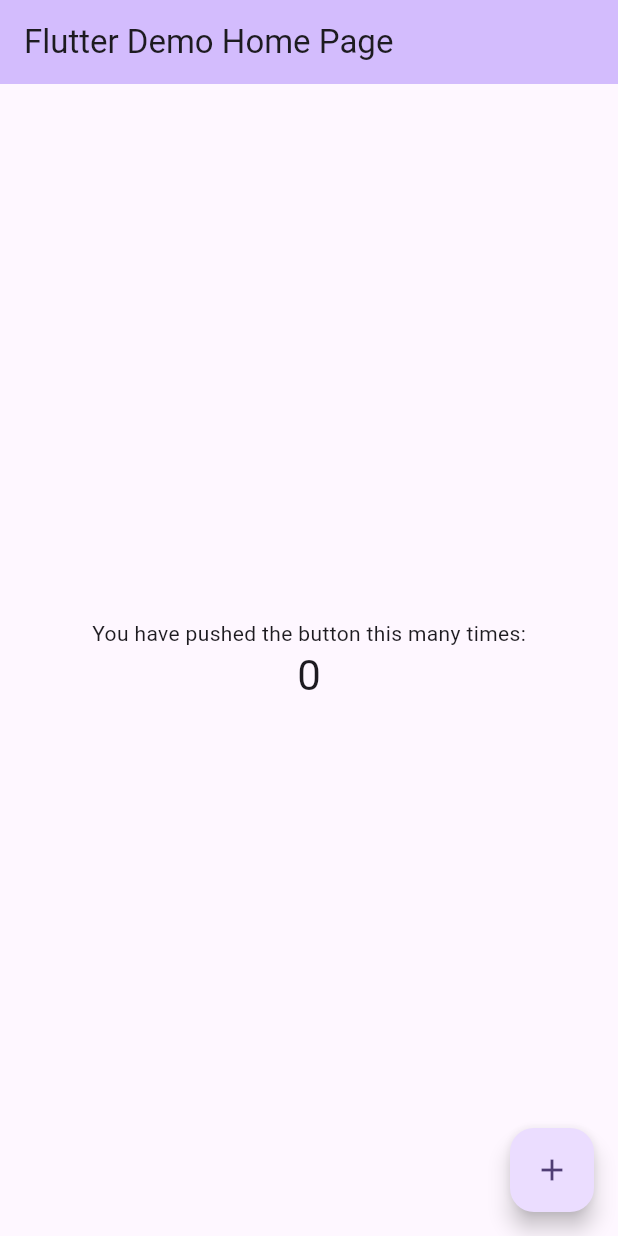
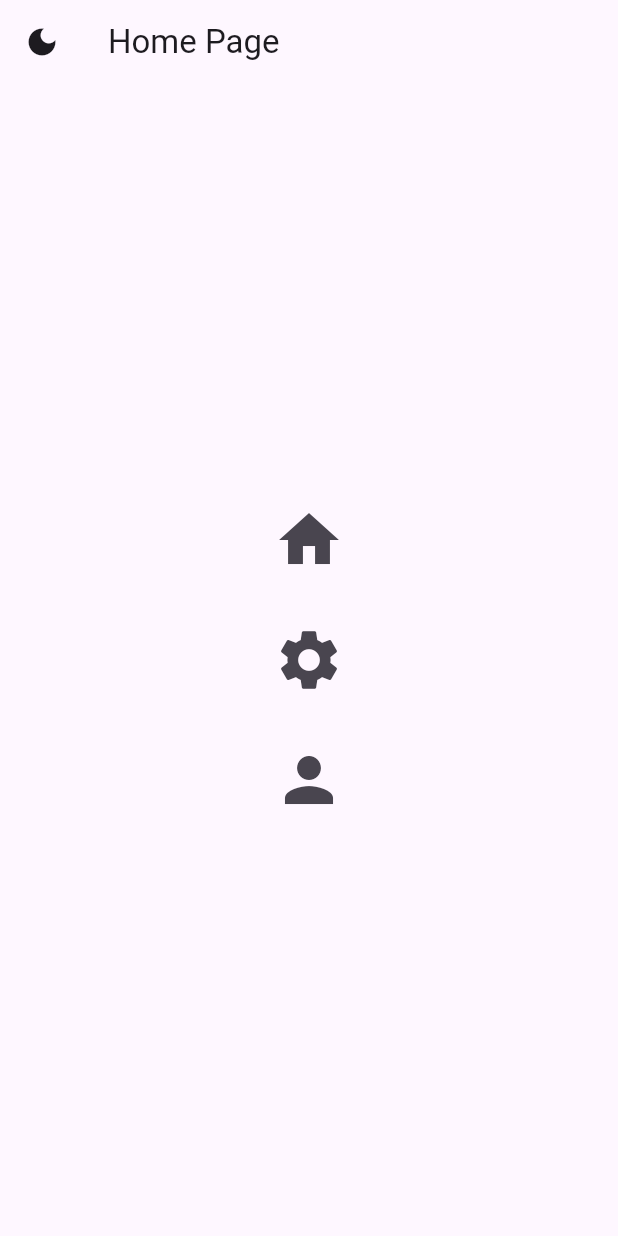
Before and after one commit to Raju1622/Portfolio-App, a Flutter app: the screen it shows after launch, on a phone screen of 412 x 824 dp. Run offline on Flutter 3.47's test engine with Material 3 defaults, Android fonts, the phone set to English and light mode, and no system bars.

Commit message:
make a home pahe

```diff
--- /dev/null
+++ b/portfolio_app/lib/home_page.dart
@@ -0,0 +1,42 @@
+import 'package:flutter/material.dart';
+
+class HomePage extends StatelessWidget {
+  final bool isDarkMode;
+  final VoidCallback onToggleTheme;
+
+  const HomePage({super.key, required this.isDarkMode, required this.onToggleTheme});
+
+  @override
+  Widget build(BuildContext context) {
+    return Scaffold(
+      appBar: AppBar(
+        leading: IconButton(
+          icon: Icon(isDarkMode ? Icons.light_mode : Icons.dark_mode),
+          onPressed: onToggleTheme,
+        ),
+        title: const Text('Home Page'),
+      ),
+      body: Center(
+        child: Column(
+          mainAxisAlignment: MainAxisAlignment.center,
+          children: [
+            IconButton(
+              onPressed: () {},
+              icon: const Icon(Icons.home, size: 48),
+            ),
+            const SizedBox(height: 16),
+            IconButton(
+              onPressed: () {},
+              icon: const Icon(Icons.settings, size: 48),
+            ),
+            const SizedBox(height: 16),
+            IconButton(
+              onPressed: () {},
+              icon: const Icon(Icons.person, size: 48),
+            ),
+          ],
+        ),
+      ),
+    );
+  }
+}
--- a/portfolio_app/lib/main.dart
+++ b/portfolio_app/lib/main.dart
@@ -1,122 +1,36 @@
 import 'package:flutter/material.dart';
+import 'home_page.dart';
 
 void main() {
   runApp(const MyApp());
 }
 
-class MyApp extends StatelessWidget {
+class MyApp extends StatefulWidget {
   const MyApp({super.key});
 
-  // This widget is the root of your application.
   @override
-  Widget build(BuildContext context) {
-    return MaterialApp(
-      title: 'Flutter Demo',
-      theme: ThemeData(
-        // This is the theme of your application.
-        //
-        // TRY THIS: Try running your application with "flutter run". You'll see
-        // the application has a purple toolbar. Then, without quitting the app,
-        // try changing the seedColor in the colorScheme below to Colors.green
-        // and then invoke "hot reload" (save your changes or press the "hot
-        // reload" button in a Flutter-supported IDE, or press "r" if you used
-        // the command line to start the app).
-        //
-        // Notice that the counter didn't reset back to zero; the application
-        // state is not lost during the reload. To reset the state, use hot
-        // restart instead.
-        //
-        // This works for code too, not just values: Most code changes can be
-        // tested with just a hot reload.
-        colorScheme: ColorScheme.fromSeed(seedColor: Colors.deepPurple),
-      ),
-      home: const MyHomePage(title: 'Flutter Demo Home Page'),
-    );
-  }
+  State<MyApp> createState() => _MyAppState();
 }
 
-class MyHomePage extends StatefulWidget {
-  const MyHomePage({super.key, required this.title});
+class _MyAppState extends State<MyApp> {
+  bool isDarkMode = false;
 
-  // This widget is the home page of your application. It is stateful, meaning
-  // that it has a State object (defined below) that contains fields that affect
-  // how it looks.
-
-  // This class is the configuration for the state. It holds the values (in this
-  // case the title) provided by the parent (in this case the App widget) and
-  // used by the build method of the State. Fields in a Widget subclass are
-  // always marked "final".
-
-  final String title;
-
-  @override
-  State<MyHomePage> createState() => _MyHomePageState();
-}
-
-class _MyHomePageState extends State<MyHomePage> {
-  int _counter = 0;
-
-  void _incrementCounter() {
+  void toggleTheme() {
     setState(() {
-      // This call to setState tells the Flutter framework that something has
-      // changed in this State, which causes it to rerun the build method below
-      // so that the display can reflect the updated values. If we changed
-      // _counter without calling setState(), then the build method would not be
-      // called again, and so nothing would appear to happen.
-      _counter++;
+      isDarkMode = !isDarkMode;
     });
   }
 
   @override
   Widget build(BuildContext context) {
-    // This method is rerun every time setState is called, for instance as done
-    // by the _incrementCounter method above.
-    //
-    // The Flutter framework has been optimized to make rerunning build methods
-    // fast, so that you can just rebuild anything that needs updating rather
-    // than having to individually change instances of widgets.
-    return Scaffold(
-      appBar: AppBar(
-        // TRY THIS: Try changing the color here to a specific color (to
-        // Colors.amber, perhaps?) and trigger a hot reload to see the AppBar
-        // change color while the other colors stay the same.
-        backgroundColor: Theme.of(context).colorScheme.inversePrimary,
-        // Here we take the value from the MyHomePage object that was created by
-        // the App.build method, and use it to set our appbar title.
-        title: Text(widget.title),
+    return MaterialApp(
+      theme: ThemeData.light(),
+      darkTheme: ThemeData.dark(),
+      themeMode: isDarkMode ? ThemeMode.dark : ThemeMode.light,
+      home: HomePage(
+        isDarkMode: isDarkMode,
+        onToggleTheme: toggleTheme,
       ),
-      body: Center(
-        // Center is a layout widget. It takes a single child and positions it
-        // in the middle of the parent.
-        child: Column(
-          // Column is also a layout widget. It takes a list of children and
-          // arranges them vertically. By default, it sizes itself to fit its
-          // children horizontally, and tries to be as tall as its parent.
-          //
-          // Column has various properties to control how it sizes itself and
-          // how it positions its children. Here we use mainAxisAlignment to
-          // center the children vertically; the main axis here is the vertical
-          // axis because Columns are vertical (the cross axis would be
-          // horizontal).
-          //
-          // TRY THIS: Invoke "debug painting" (choose the "Toggle Debug Paint"
-          // action in the IDE, or press "p" in the console), to see the
-          // wireframe for each widget.
-          mainAxisAlignment: MainAxisAlignment.center,
-          children: <Widget>[
-            const Text('You have pushed the button this many times:'),
-            Text(
-              '$_counter',
-              style: Theme.of(context).textTheme.headlineMedium,
-            ),
-          ],
-        ),
-      ),
-      floatingActionButton: FloatingActionButton(
-        onPressed: _incrementCounter,
-        tooltip: 'Increment',
-        child: const Icon(Icons.add),
-      ), // This trailing comma makes auto-formatting nicer for build methods.
     );
   }
 }
```
